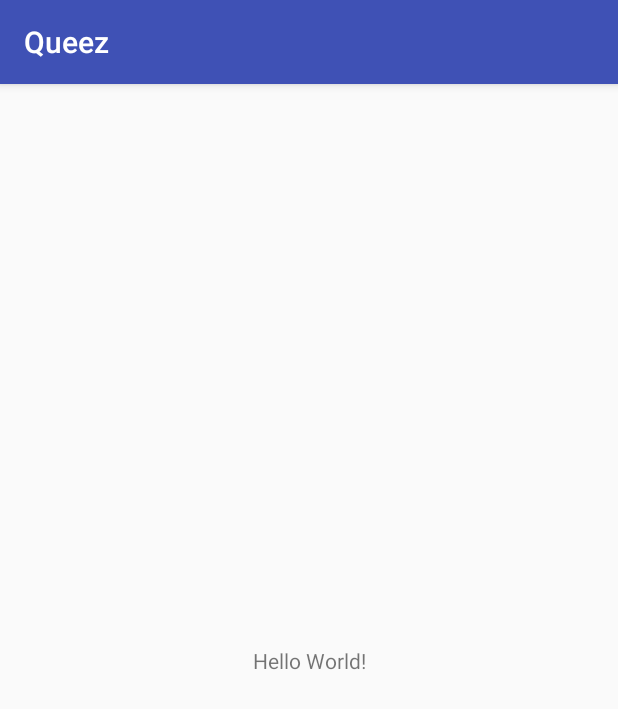
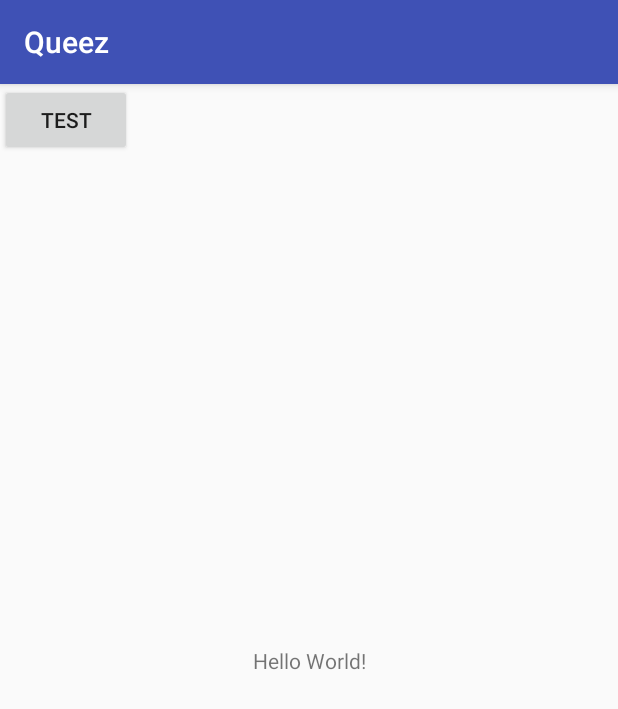
Before and after one commit to falloutfire/Queez, an Android app: the screen it shows after launch (MainActivity), on a phone screen of 412 x 824 dp. Shown: the top 709 px of the screen. Run offline under Robolectric (Android 15) with nearby library versions, the phone set to English and light mode, and no system bars.

Commit message:
Test button

```diff
--- a/app/src/main/res/layout/activity_main.xml
+++ b/app/src/main/res/layout/activity_main.xml
@@ -15,4 +15,9 @@
         app:layout_constraintRight_toRightOf="parent"
         app:layout_constraintTop_toTopOf="parent" />
 
+    <Button
+        android:layout_width="wrap_content"
+        android:layout_height="wrap_content"
+        android:text="Test"/>
+
 </android.support.constraint.ConstraintLayout>
```
